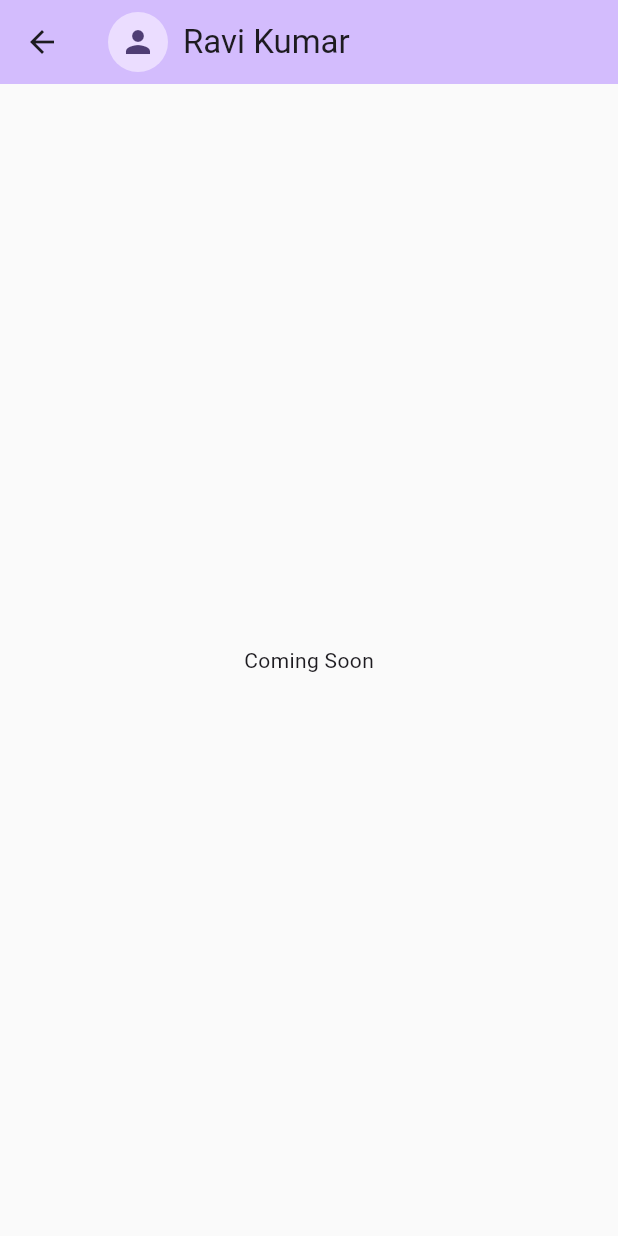
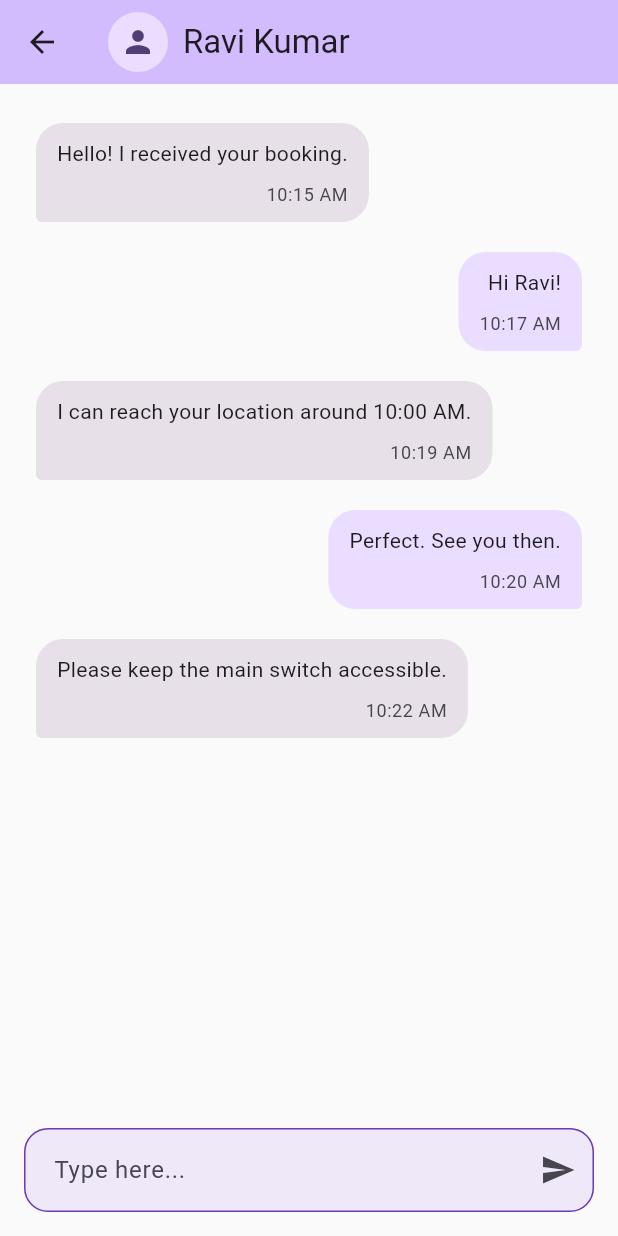
Before and after one commit to swish77/home_assist, a Flutter app: the ChatScreen screen opened directly with sample values from the repository, on a phone screen of 412 x 824 dp. Run offline on Flutter 3.47's test engine with Material 3 defaults, Android fonts, the phone set to English and light mode, and no system bars.

Commit message:
Add chat screen with messaging UI

```diff
--- a/lib/core/constants/chat_messages.dart
+++ b/lib/core/constants/chat_messages.dart
@@ -2,19 +2,33 @@ import 'package:home_assist/features/messages/domain/entities/chat_message.dart'
 
 final chatMessages = [
   ChatMessage(
-    text: 'Hi, I received your booking.',
+    id: 'CM1',
+    text: 'Hello! I received your booking.',
+    sentAt: DateTime.now().subtract(const Duration(minutes: 15)),
     isMe: false,
   ),
   ChatMessage(
-    text: 'Hello!',
+    id: 'CM2',
+    text: 'Hi Ravi!',
+    sentAt: DateTime.now().subtract(const Duration(minutes: 13)),
     isMe: true,
   ),
   ChatMessage(
-    text: 'Can I arrive by 10 AM?',
+    id: 'CM3',
+    text: 'I can reach your location around 10:00 AM.',
+    sentAt: DateTime.now().subtract(const Duration(minutes: 11)),
     isMe: false,
   ),
   ChatMessage(
-    text: 'Yes, that works.',
+    id: 'CM4',
+    text: 'Perfect. See you then.',
+    sentAt: DateTime.now().subtract(const Duration(minutes: 10)),
     isMe: true,
   ),
+  ChatMessage(
+    id: 'CM5',
+    text: 'Please keep the main switch accessible.',
+    sentAt: DateTime.now().subtract(const Duration(minutes: 8)),
+    isMe: false,
+  ),
 ];
--- a/lib/features/home/presentation/widgets/top_providers_section.dart
+++ b/lib/features/home/presentation/widgets/top_providers_section.dart
@@ -18,8 +18,11 @@ class _TopProvidersSectionState extends State<TopProvidersSection> {
       crossAxisAlignment: CrossAxisAlignment.start,
       children: [
         SizedBox(height: 10,),
+
         SectionHeader(sectionName: 'Top Providers'),
+
         SizedBox(height: 10,),
+
         SizedBox(
           height: 220,
           child: ListView.separated(
--- a/lib/features/messages/domain/entities/chat_message.dart
+++ b/lib/features/messages/domain/entities/chat_message.dart
@@ -1,9 +1,13 @@
 class ChatMessage {
+  final String id;
   final String text;
+  final DateTime sentAt;
   final bool isMe;
 
   const ChatMessage({
+    required this.id,
     required this.text,
+    required this.sentAt,
     required this.isMe,
   });
 }
--- a/lib/features/messages/domain/entities/message.dart
+++ b/lib/features/messages/domain/entities/message.dart
@@ -32,12 +32,18 @@ class Message {
     if (timestamp.day == now.day &&
         timestamp.month == now.month &&
         timestamp.year == now.year) {
+
       return DateFormat('hh:mm a')
+          .format(timestamp);
+
+    }
+
+    if (timestamp.year == now.year) {
+      return DateFormat('dd MMM')
           .format(timestamp);
     }
 
-    return DateFormat('dd MMM')
-        .format(timestamp);
+    return DateFormat("dd MM yyyy").format(timestamp);
   }
 
 }
--- a/lib/features/messages/presentation/screens/chat_screen.dart
+++ b/lib/features/messages/presentation/screens/chat_screen.dart
@@ -1,10 +1,84 @@
+import 'dart:math';
+
 import 'package:flutter/material.dart';
+import 'package:home_assist/core/constants/chat_messages.dart';
+import 'package:home_assist/features/messages/domain/entities/chat_message.dart';
 import 'package:home_assist/features/messages/domain/entities/message.dart';
+import 'package:home_assist/features/messages/presentation/widgets/chat_bubble.dart';
+import 'package:home_assist/features/messages/presentation/widgets/chat_msg_input_bar.dart';
 
-class ChatScreen extends StatelessWidget {
+class ChatScreen extends StatefulWidget {
   final Message? message;
   final String? providerName;
   const ChatScreen({super.key, this.message, this.providerName});
+
+  @override
+  State<ChatScreen> createState() => _ChatScreenState();
+}
+
+class _ChatScreenState extends State<ChatScreen> {
+
+  final TextEditingController messageController = TextEditingController();
+
+  late List<ChatMessage> chatMessagesList;
+
+  final ScrollController scrollController = ScrollController();
+
+  @override
+  void initState() {
+    // TODO: implement initState
+    super.initState();
+    chatMessagesList = List.from(chatMessages);
+  }
+
+  void sendMessage(){
+    final message = messageController.text.trim();
+
+    if(message.isEmpty){
+      return;
+    }
+
+    setState(() {
+      chatMessagesList.add(
+        ChatMessage(id: 'CM${chatMessagesList.length+1}', text: message, sentAt: DateTime.now(), isMe: true)
+      );
+
+    });
+    scrollToBottom();
+
+    messageController.clear();
+    final replies = [
+      "Thanks! I\'ll be there on time.",
+      "I've noted your request.",
+      "See you at the scheduled time.",
+      "Please keep your phone reachable.",
+      "I'll contact you if there's any delay.",
+    ];
+
+    final randomReply =
+    replies[Random().nextInt(replies.length)];
+
+    Future.delayed(Duration(milliseconds: 3000), (){
+
+      setState(() {
+        chatMessagesList.add(
+          ChatMessage(id: 'CM${chatMessagesList.length+1}', text: randomReply, sentAt: DateTime.now(), isMe: false)
+        );
+      });
+
+      scrollToBottom();
+
+    });
+
+  }
+
+  void scrollToBottom(){
+    WidgetsBinding.instance.addPostFrameCallback((_){
+      scrollController.animateTo(scrollController.position.maxScrollExtent,
+          duration: Duration(milliseconds: 300),
+          curve: Curves.easeInOut);
+    });
+  }
 
   @override
   Widget build(BuildContext context) {
@@ -14,13 +88,34 @@ class ChatScreen extends StatelessWidget {
           children: [
             CircleAvatar(child: Icon(Icons.person)),
             SizedBox(width: 10,),
-            Text(message!=null ? message!.senderName : providerName!, style: Theme.of(context).textTheme.titleLarge),
+            Column(
+              children: [
+                Text(widget.message!=null ? widget.message!.senderName : widget.providerName!, style: Theme.of(context).textTheme.titleLarge),
+                // Text(widget.message!.senderSpecialty, style: Theme.of(context).textTheme.titleLarge),
+              ],
+            ),
           ],
         ),
         backgroundColor: Theme.of(context).colorScheme.inversePrimary
       ),
-      body: Center(
-        child: Text('Coming Soon'),
+      body: SafeArea(
+        child: Column(
+          children: [
+            Expanded(
+              child: ListView.builder(
+                  controller: scrollController,
+                  padding: const EdgeInsets.all(16),
+                  itemCount: chatMessagesList.length,
+                  itemBuilder: (context, index){
+                    return ChatBubble(
+                        message: chatMessagesList[index]
+                    );
+                  }),
+            ),
+
+            ChatMsgInputBar(messageController: messageController, onPressedSend: sendMessage,)
+          ],
+        ),
       ),
     );
   }
--- /dev/null
+++ b/lib/features/messages/presentation/widgets/chat_bubble.dart
@@ -0,0 +1,60 @@
+import 'package:flutter/material.dart';
+import 'package:home_assist/core/constants/chat_messages.dart';
+import 'package:home_assist/features/messages/domain/entities/chat_message.dart';
+import 'package:intl/intl.dart';
+
+class ChatBubble extends StatelessWidget {
+  final ChatMessage message;
+  const ChatBubble({super.key, required this.message});
+
+  @override
+  Widget build(BuildContext context) {
+    final theme = Theme.of(context);
+
+    final isMe = message.isMe;
+
+    final bubbleColor = isMe
+        ? theme.colorScheme.primaryContainer
+        : theme.colorScheme.surfaceContainerHighest;
+
+    final formattedTime = DateFormat("hh:mm a").format(message.sentAt);
+
+
+    return Align(
+      alignment: message.isMe?
+                  Alignment.centerRight
+                : Alignment.centerLeft,
+      child: Container(
+        constraints: BoxConstraints(
+          maxWidth: MediaQuery.sizeOf(context).width * 0.75,
+        ),
+        margin: const EdgeInsets.symmetric(vertical: 10, horizontal: 8),
+        padding: const EdgeInsets.symmetric(horizontal: 14, vertical: 10),
+        decoration: BoxDecoration(
+          color: bubbleColor,
+          borderRadius: BorderRadius.only(
+            topLeft: const Radius.circular(18),
+            topRight: const Radius.circular(18),
+            bottomLeft: Radius.circular(isMe ? 18 : 4),
+            bottomRight: Radius.circular(isMe ? 4 : 18)
+          )
+        ),
+        child: Column(
+          crossAxisAlignment: CrossAxisAlignment.end,
+          mainAxisSize: MainAxisSize.min,
+          children: [
+            Text(message.text, style: theme.textTheme.bodyMedium,),
+
+            SizedBox(height: 10,),
+
+            Text(formattedTime,
+            style: theme.textTheme.bodySmall!.copyWith(
+              color: theme.colorScheme.onSurfaceVariant
+            ),),
+
+          ],
+        ),
+      ),
+    );
+  }
+}
--- /dev/null
+++ b/lib/features/messages/presentation/widgets/chat_msg_input_bar.dart
@@ -0,0 +1,32 @@
+import 'package:flutter/material.dart';
+
+class ChatMsgInputBar extends StatelessWidget {
+  final VoidCallback onPressedSend;
+  const ChatMsgInputBar({
+    super.key,
+    required this.messageController, required this.onPressedSend,
+  });
+
+  final TextEditingController messageController;
+
+  @override
+  Widget build(BuildContext context) {
+    return Padding(
+      padding: const EdgeInsetsGeometry.all(16),
+      child: TextField(
+        controller: messageController,
+        onSubmitted: (_)=>onPressedSend(),
+        decoration: InputDecoration(
+          hintText: 'Type here...',
+          border: OutlineInputBorder(
+              borderRadius: BorderRadius.circular(20)
+          ),
+          suffixIcon: IconButton(
+            icon: const Icon(Icons.send),
+            onPressed: onPressedSend,
+          ),
+        ),
+      ),
+    );
+  }
+}
```
